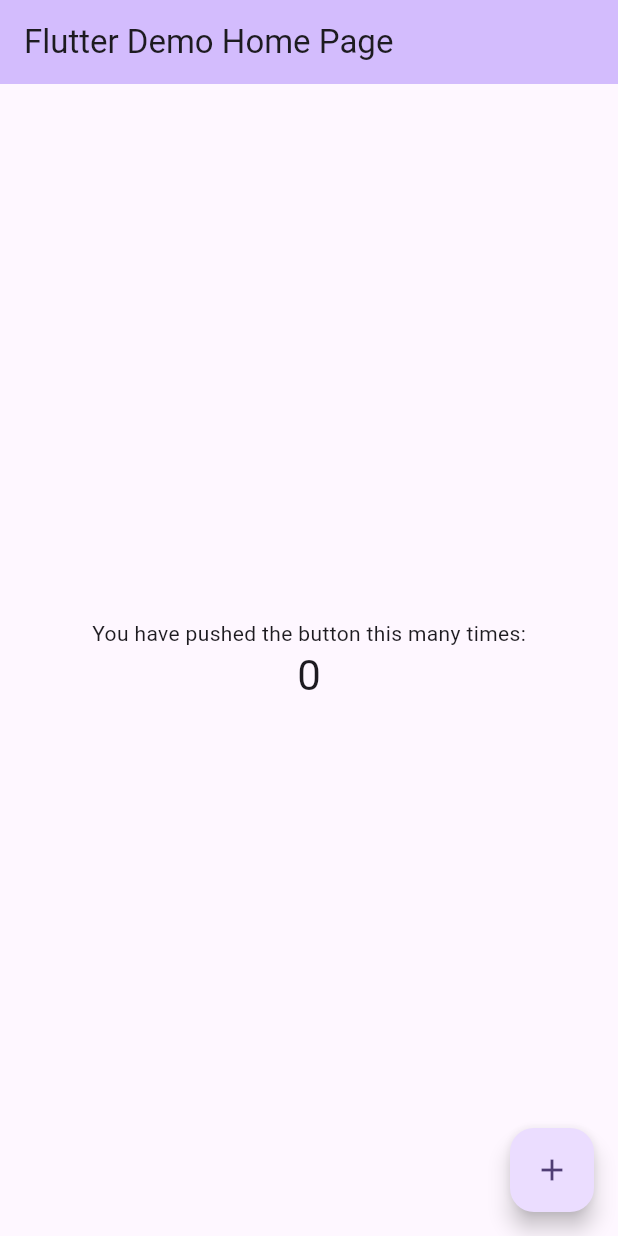
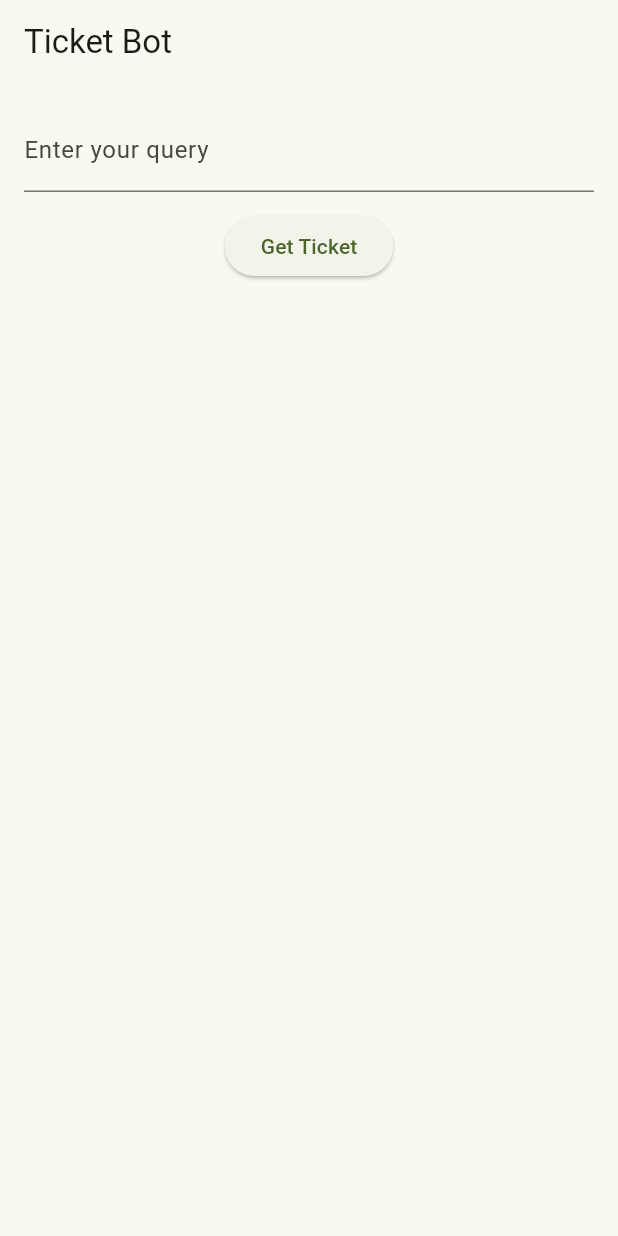
Before and after one commit to atharvar054/TicketbotApp, a Flutter app: the screen it shows after launch, on a phone screen of 412 x 824 dp. Run offline on Flutter 3.47's test engine with Material 3 defaults, Android fonts, the phone set to English and light mode, and no system bars.

Commit message:
Linked flask(backend) to flutter

```diff
--- /dev/null
+++ b/ticketbot/lib/core/services/api_config.dart
@@ -0,0 +1,9 @@
+class ApiConfig {
+  // For Android emulator use http://10.0.2.2:8000
+  // For iOS simulator use http://127.0.0.1:8000
+  // For a real phone on same Wi-Fi use your laptop IP, e.g. http://192.168.1.50:8000
+  static const String baseUrl = String.fromEnvironment(
+    'API_BASE_URL',
+    defaultValue: 'http://10.0.2.2:8000',
+  );
+}
--- a/ticketbot/lib/main.dart
+++ b/ticketbot/lib/main.dart
@@ -1,4 +1,5 @@
 import 'package:flutter/material.dart';
+import 'screens/chat/views/ticket_view.dart';
 
 void main() {
   runApp(const MyApp());
@@ -7,116 +8,15 @@ void main() {
 class MyApp extends StatelessWidget {
   const MyApp({super.key});
 
-  // This widget is the root of your application.
   @override
   Widget build(BuildContext context) {
     return MaterialApp(
-      title: 'Flutter Demo',
+      title: 'Ticket Bot',
       theme: ThemeData(
-        // This is the theme of your application.
-        //
-        // TRY THIS: Try running your application with "flutter run". You'll see
-        // the application has a purple toolbar. Then, without quitting the app,
-        // try changing the seedColor in the colorScheme below to Colors.green
-        // and then invoke "hot reload" (save your changes or press the "hot
-        // reload" button in a Flutter-supported IDE, or press "r" if you used
-        // the command line to start the app).
-        //
-        // Notice that the counter didn't reset back to zero; the application
-        // state is not lost during the reload. To reset the state, use hot
-        // restart instead.
-        //
-        // This works for code too, not just values: Most code changes can be
-        // tested with just a hot reload.
-        colorScheme: ColorScheme.fromSeed(seedColor: Colors.deepPurple),
+        colorScheme: ColorScheme.fromSeed(seedColor: Colors.lightGreen),
+        useMaterial3: true,
       ),
-      home: const MyHomePage(title: 'Flutter Demo Home Page'),
+      home: const TicketView(),
     );
   }
 }
-
-class MyHomePage extends StatefulWidget {
-  const MyHomePage({super.key, required this.title});
-
-  // This widget is the home page of your application. It is stateful, meaning
-  // that it has a State object (defined below) that contains fields that affect
-  // how it looks.
-
-  // This class is the configuration for the state. It holds the values (in this
-  // case the title) provided by the parent (in this case the App widget) and
-  // used by the build method of the State. Fields in a Widget subclass are
-  // always marked "final".
-
-  final String title;
-
-  @override
-  State<MyHomePage> createState() => _MyHomePageState();
-}
-
-class _MyHomePageState extends State<MyHomePage> {
-  int _counter = 0;
-
-  void _incrementCounter() {
-    setState(() {
-      // This call to setState tells the Flutter framework that something has
-      // changed in this State, which causes it to rerun the build method below
-      // so that the display can reflect the updated values. If we changed
-      // _counter without calling setState(), then the build method would not be
-      // called again, and so nothing would appear to happen.
-      _counter++;
-    });
-  }
-
-  @override
-  Widget build(BuildContext context) {
-    // This method is rerun every time setState is called, for instance as done
-    // by the _incrementCounter method above.
-    //
-    // The Flutter framework has been optimized to make rerunning build methods
-    // fast, so that you can just rebuild anything that needs updating rather
-    // than having to individually change instances of widgets.
-    return Scaffold(
-      appBar: AppBar(
-        // TRY THIS: Try changing the color here to a specific color (to
-        // Colors.amber, perhaps?) and trigger a hot reload to see the AppBar
-        // change color while the other colors stay the same.
-        backgroundColor: Theme.of(context).colorScheme.inversePrimary,
-        // Here we take the value from the MyHomePage object that was created by
-        // the App.build method, and use it to set our appbar title.
-        title: Text(widget.title),
-      ),
-      body: Center(
-        // Center is a layout widget. It takes a single child and positions it
-        // in the middle of the parent.
-        child: Column(
-          // Column is also a layout widget. It takes a list of children and
-          // arranges them vertically. By default, it sizes itself to fit its
-          // children horizontally, and tries to be as tall as its parent.
-          //
-          // Column has various properties to control how it sizes itself and
-          // how it positions its children. Here we use mainAxisAlignment to
-          // center the children vertically; the main axis here is the vertical
-          // axis because Columns are vertical (the cross axis would be
-          // horizontal).
-          //
-          // TRY THIS: Invoke "debug painting" (choose the "Toggle Debug Paint"
-          // action in the IDE, or press "p" in the console), to see the
-          // wireframe for each widget.
-          mainAxisAlignment: MainAxisAlignment.center,
-          children: <Widget>[
-            const Text('You have pushed the button this many times:'),
-            Text(
-              '$_counter',
-              style: Theme.of(context).textTheme.headlineMedium,
-            ),
-          ],
-        ),
-      ),
-      floatingActionButton: FloatingActionButton(
-        onPressed: _incrementCounter,
-        tooltip: 'Increment',
-        child: const Icon(Icons.add),
-      ), // This trailing comma makes auto-formatting nicer for build methods.
-    );
-  }
-}
--- /dev/null
+++ b/ticketbot/lib/screens/chat/models/ticket_model.dart
@@ -0,0 +1,23 @@
+class TicketRequest {
+  final String userInput;
+
+  TicketRequest({required this.userInput});
+
+  Map<String, dynamic> toJson() {
+    return {
+      'user_input': userInput,
+    };
+  }
+}
+
+class TicketResponse {
+  final String finalAnswer;
+
+  TicketResponse({required this.finalAnswer});
+
+  factory TicketResponse.fromJson(Map<String, dynamic> json) {
+    return TicketResponse(
+      finalAnswer: json['final_answer'] ?? '',
+    );
+  }
+}
--- /dev/null
+++ b/ticketbot/lib/screens/chat/views/ticket_view.dart
@@ -0,0 +1,64 @@
+import 'package:flutter/material.dart';
+import '../controllers/ticket_controller.dart';
+import '../models/ticket_model.dart';
+
+class TicketView extends StatefulWidget {
+  const TicketView({super.key});
+
+  @override
+  State<TicketView> createState() => _TicketViewState();
+}
+
+class _TicketViewState extends State<TicketView> {
+  final _controller = TicketController();
+  final _inputController = TextEditingController();
+  String _result = '';
+  bool _loading = false;
+
+  Future<void> _sendRequest() async {
+    setState(() => _loading = true);
+
+    try {
+      final request = TicketRequest(userInput: _inputController.text);
+      final response = await _controller.fetchTicket(request);
+      setState(() => _result = response.finalAnswer);
+    } catch (e) {
+      setState(() => _result = 'Error: $e');
+    } finally {
+      setState(() => _loading = false);
+    }
+  }
+
+  @override
+  Widget build(BuildContext context) {
+    return Scaffold(
+      appBar: AppBar(title: const Text('Ticket Bot')),
+      body: Padding(
+        padding: const EdgeInsets.all(16.0),
+        child: Column(
+          children: [
+            TextField(
+              controller: _inputController,
+              decoration: const InputDecoration(
+                labelText: 'Enter your query',
+              ),
+            ),
+            const SizedBox(height: 12),
+            ElevatedButton(
+              onPressed: _loading ? null : _sendRequest,
+              child: _loading
+                  ? const CircularProgressIndicator(color: Colors.white)
+                  : const Text('Get Ticket'),
+            ),
+            const SizedBox(height: 20),
+            Expanded(
+              child: SingleChildScrollView(
+                child: Text(_result),
+              ),
+            ),
+          ],
+        ),
+      ),
+    );
+  }
+}
--- a/ticketbot/pubspec.yaml
+++ b/ticketbot/pubspec.yaml
@@ -34,6 +34,7 @@ dependencies:
   # The following adds the Cupertino Icons font to your application.
   # Use with the CupertinoIcons class for iOS style icons.
   cupertino_icons: ^1.0.8
+  http: ^1.1.0
 
 dev_dependencies:
   flutter_test:
--- a/ticketbot_backend/requirements.txt
+++ b/ticketbot_backend/requirements.txt
@@ -1,4 +1,6 @@
 flask
+flask-cors
 google-generativeai
 requests
 python-dotenv
+gunicorn
```
Also changed, not shown: ticketbot/lib/routes.dart (+17 -0 lines), ticketbot/lib/screens/chat/controllers/ticket_controller.dart (added, +27 -0 lines), ticketbot/pubspec.lock, 7 other files.
